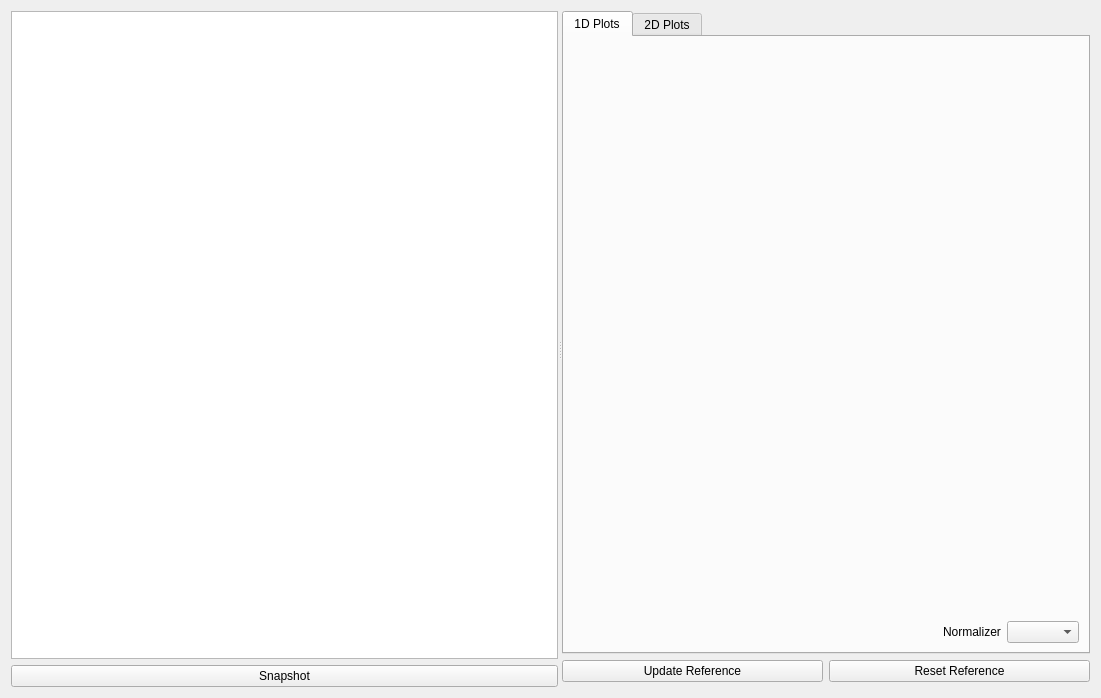
The window that nicos_ess/dream/gui/ui_files/comparison_panel.ui (mlz-ictrl/nicos) describes before a commit, drawn with Qt 5.
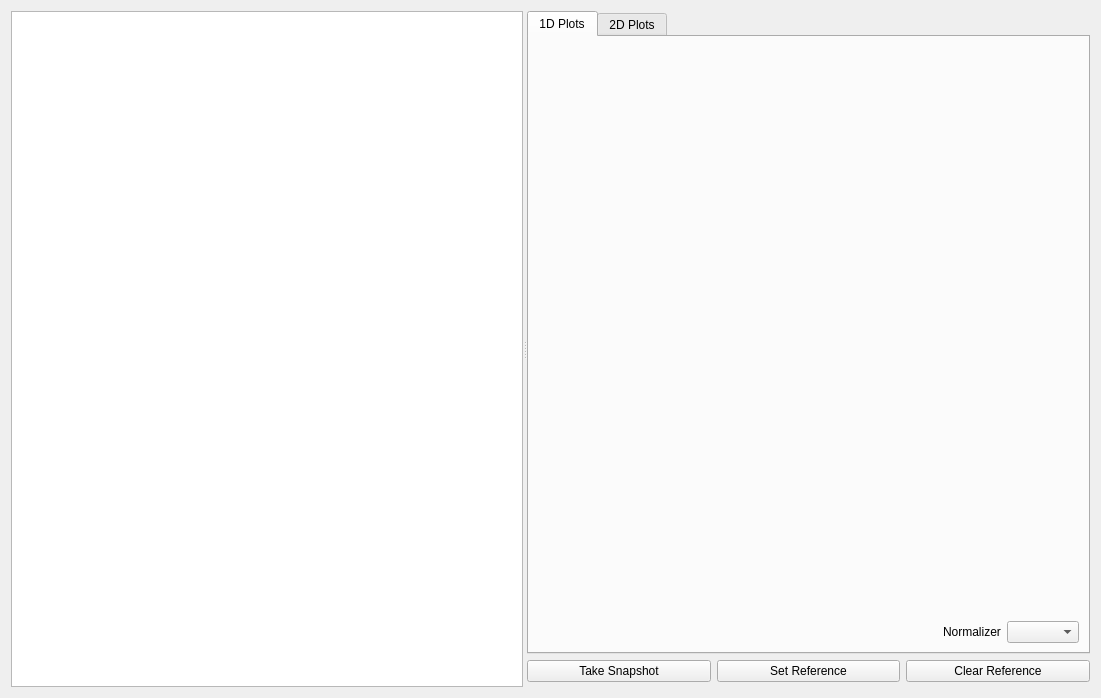
The same window after the commit. Icons and pictures are not drawn.

Commit message:
ESS: minor GUI tweaks for comparison_panel
Trivial changes to tidy up the UI.

The edit to the form file:
```diff
--- a/nicos_ess/dream/gui/ui_files/comparison_panel.ui
+++ b/nicos_ess/dream/gui/ui_files/comparison_panel.ui
@@ -42,13 +42,6 @@
          <property name="topMargin">
           <number>0</number>
          </property>
-         <item>
-          <widget class="QPushButton" name="snapShotButton">
-           <property name="text">
-            <string>Snapshot</string>
-           </property>
-          </widget>
-         </item>
         </layout>
        </item>
       </layout>
@@ -199,17 +192,24 @@
          <property name="bottomMargin">
           <number>5</number>
          </property>
+         <item>
+          <widget class="QPushButton" name="snapShotButton">
+           <property name="text">
+            <string>Take Snapshot</string>
+           </property>
+          </widget>
+         </item>
          <item>
           <widget class="QPushButton" name="updateReferenceButton">
            <property name="text">
-            <string>Update Reference</string>
+            <string>Set Reference</string>
            </property>
           </widget>
          </item>
          <item>
           <widget class="QPushButton" name="resetReferenceButton">
            <property name="text">
-            <string>Reset Reference</string>
+            <string>Clear Reference</string>
            </property>
           </widget>
          </item>
```
The commit also changes 1 other file.
